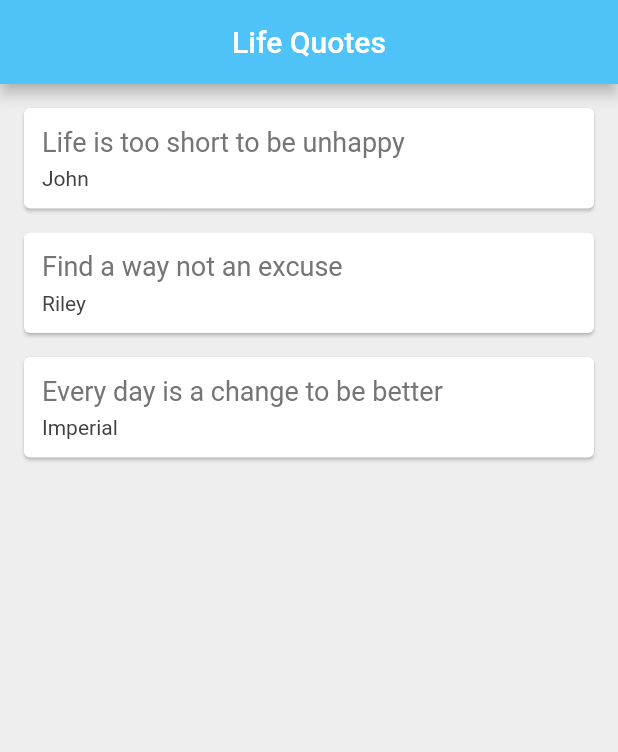
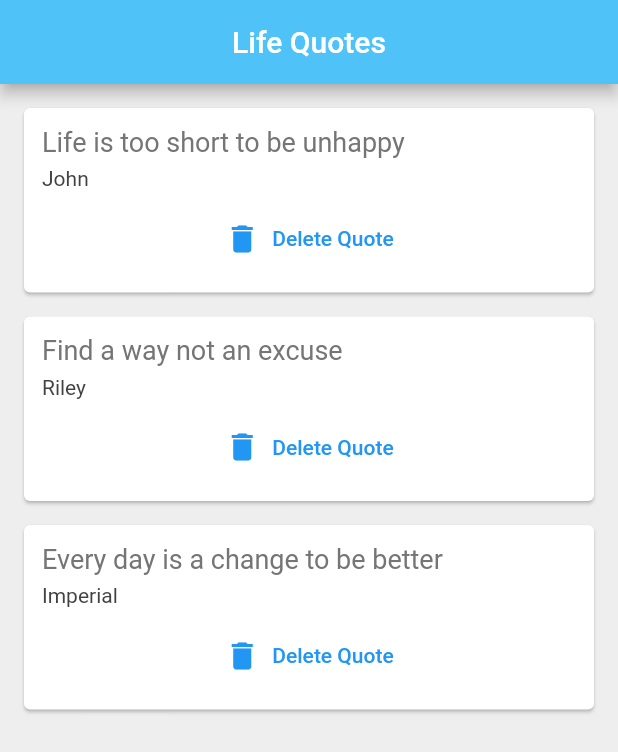
Before and after one commit to Rush-2K/flutter-tutorial, a Flutter app: the screen it shows after launch, on a phone screen of 412 x 824 dp. Shown: the top 752 px of the screen. Run offline on Flutter 3.47's test engine with Material 2 defaults, Android fonts, the phone set to English and light mode, and no system bars.

Commit message:
add delete quote function

```diff
--- a/lib/main.dart
+++ b/lib/main.dart
@@ -29,7 +29,14 @@ class _QuoteListState extends State<QuoteList> {
         backgroundColor: Colors.lightBlue[300],
       ),
       body: Column(
-        children: quotes.map((quote) => QuoteCard(quote: quote)).toList(),
+        children: quotes.map((quote) => QuoteCard(
+          quote: quote,
+          delete: () {
+            setState(() {
+              quotes.remove(quote);
+            });
+          },
+        )).toList(),
       ),
     );
   }
--- a/lib/quote_card.dart
+++ b/lib/quote_card.dart
@@ -4,7 +4,8 @@ import 'quote.dart';
 class QuoteCard extends StatelessWidget {
 
   final Quote quote;   //need to put final because of stateless widget
-  QuoteCard({ required this.quote });
+  final Function() delete;
+  QuoteCard({ required this.quote, required this.delete });
 
   @override
   Widget build(BuildContext context) {
@@ -30,6 +31,12 @@ class QuoteCard extends StatelessWidget {
                 color: Colors.grey[800],
               ),
             ),
+            SizedBox(height: 8.0),
+            TextButton.icon(
+              onPressed: delete,
+              label:Text('Delete Quote'),
+              icon:Icon(Icons.delete),
+            ),
           ],
         ),
       ),
```
